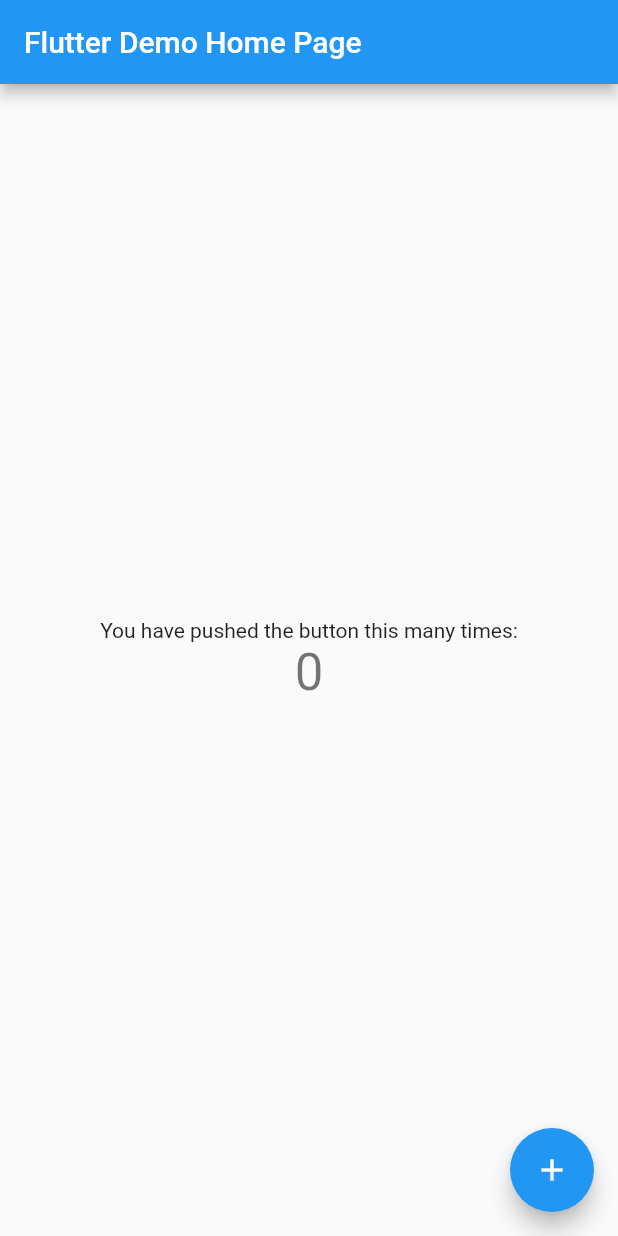
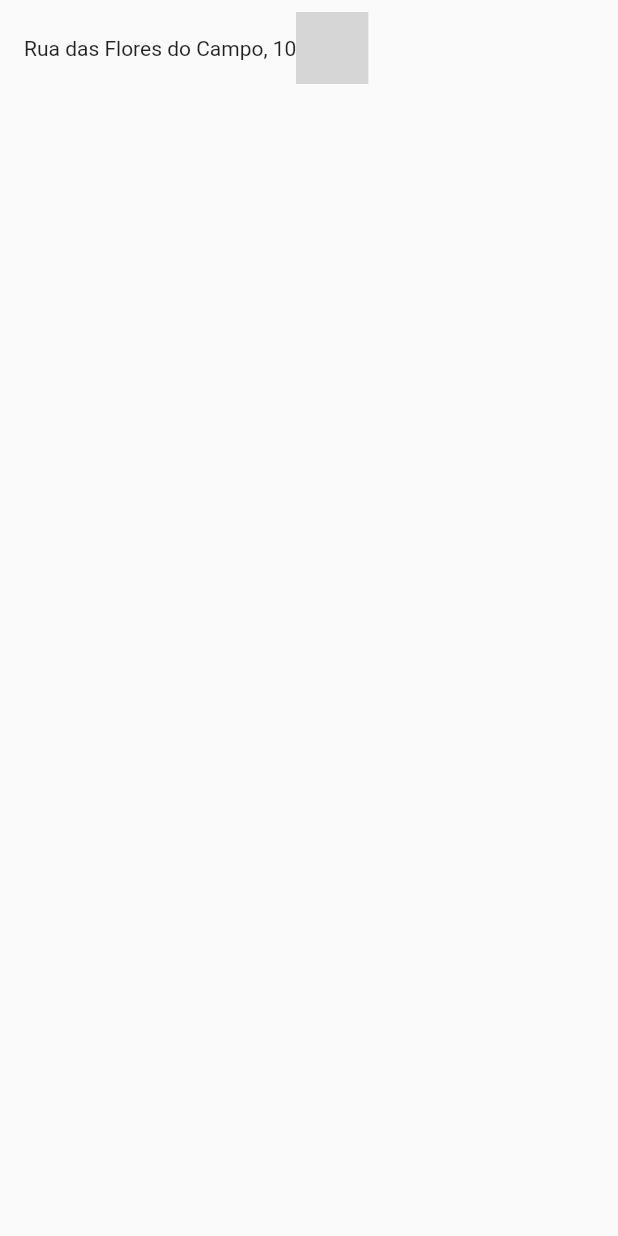
Before and after one commit to joaobaronisilva/iFood, a Flutter app: the screen it shows after launch, on a phone screen of 412 x 824 dp. Run offline on Flutter 3.47's test engine with Material 2 defaults, Android fonts, the phone set to English and light mode, and no system bars; our stand-ins replace flutter_svg; grey boxes are pictures that could not be loaded.

Commit message:
added appIcon component

```diff
--- /dev/null
+++ b/lib/app.dart
@@ -0,0 +1,11 @@
+import 'package:flutter/material.dart';
+import 'package:ifood/views/content/content_page.dart';
+
+class App extends StatelessWidget {
+  const App({Key? key}) : super(key: key);
+
+  @override
+  Widget build(BuildContext context) {
+    return ContentPage();
+  }
+}
--- /dev/null
+++ b/lib/core/theme/app_icons.dart
@@ -0,0 +1,18 @@
+import 'package:flutter/material.dart';
+import 'package:flutter_svg/flutter_svg.dart';
+
+const String pathIcons = 'assets/icons/';
+
+class AppIcons {
+  static const arrowDown = pathIcons + '${pathIcons}arrow_down.svg';
+}
+
+class AppIcon extends StatelessWidget {
+  final String icon;
+  AppIcon(this.icon);
+
+  @override
+  Widget build(BuildContext context) {
+    return SvgPicture.asset(icon);
+  }
+}
--- a/lib/main.dart
+++ b/lib/main.dart
@@ -1,113 +1,21 @@
 import 'package:flutter/material.dart';
+
+import 'app.dart';
 
 void main() {
   runApp(MyApp());
 }
 
 class MyApp extends StatelessWidget {
-  // This widget is the root of your application.
   @override
   Widget build(BuildContext context) {
     return MaterialApp(
-      title: 'Flutter Demo',
+      title: 'iFood',
+      debugShowCheckedModeBanner: false,
       theme: ThemeData(
-        // This is the theme of your application.
-        //
-        // Try running your application with "flutter run". You'll see the
-        // application has a blue toolbar. Then, without quitting the app, try
-        // changing the primarySwatch below to Colors.green and then invoke
-        // "hot reload" (press "r" in the console where you ran "flutter run",
-        // or simply save your changes to "hot reload" in a Flutter IDE).
-        // Notice that the counter didn't reset back to zero; the application
-        // is not restarted.
         primarySwatch: Colors.blue,
       ),
-      home: MyHomePage(title: 'Flutter Demo Home Page'),
+      home: App(),
     );
   }
 }
-
-class MyHomePage extends StatefulWidget {
-  MyHomePage({Key? key, required this.title}) : super(key: key);
-
-  // This widget is the home page of your application. It is stateful, meaning
-  // that it has a State object (defined below) that contains fields that affect
-  // how it looks.
-
-  // This class is the configuration for the state. It holds the values (in this
-  // case the title) provided by the parent (in this case the App widget) and
-  // used by the build method of the State. Fields in a Widget subclass are
-  // always marked "final".
-
-  final String title;
-
-  @override
-  _MyHomePageState createState() => _MyHomePageState();
-}
-
-class _MyHomePageState extends State<MyHomePage> {
-  int _counter = 0;
-
-  void _incrementCounter() {
-    setState(() {
-      // This call to setState tells the Flutter framework that something has
-      // changed in this State, which causes it to rerun the build method below
-      // so that the display can reflect the updated values. If we changed
-      // _counter without calling setState(), then the build method would not be
-      // called again, and so nothing would appear to happen.
-      _counter++;
-    });
-  }
-
-  @override
-  Widget build(BuildContext context) {
-    // This method is rerun every time setState is called, for instance as done
-    // by the _incrementCounter method above.
-    //
-    // The Flutter framework has been optimized to make rerunning build methods
-    // fast, so that you can just rebuild anything that needs updating rather
-    // than having to individually change instances of widgets.
-    return Scaffold(
-      appBar: AppBar(
-        // Here we take the value from the MyHomePage object that was created by
-        // the App.build method, and use it to set our appbar title.
-        title: Text(widget.title),
-      ),
-      body: Center(
-        // Center is a layout widget. It takes a single child and positions it
-        // in the middle of the parent.
-        child: Column(
-          // Column is also a layout widget. It takes a list of children and
-          // arranges them vertically. By default, it sizes itself to fit its
-          // children horizontally, and tries to be as tall as its parent.
-          //
-          // Invoke "debug painting" (press "p" in the console, choose the
-          // "Toggle Debug Paint" action from the Flutter Inspector in Android
-          // Studio, or the "Toggle Debug Paint" command in Visual Studio Code)
-          // to see the wireframe for each widget.
-          //
-          // Column has various properties to control how it sizes itself and
-          // how it positions its children. Here we use mainAxisAlignment to
-          // center the children vertically; the main axis here is the vertical
-          // axis because Columns are vertical (the cross axis would be
-          // horizontal).
-          mainAxisAlignment: MainAxisAlignment.center,
-          children: <Widget>[
-            Text(
-              'You have pushed the button this many times:',
-            ),
-            Text(
-              '$_counter',
-              style: Theme.of(context).textTheme.headline4,
-            ),
-          ],
-        ),
-      ),
-      floatingActionButton: FloatingActionButton(
-        onPressed: _incrementCounter,
-        tooltip: 'Increment',
-        child: Icon(Icons.add),
-      ), // This trailing comma makes auto-formatting nicer for build methods.
-    );
-  }
-}
--- /dev/null
+++ b/lib/views/content/content_page.dart
@@ -0,0 +1,36 @@
+import 'package:flutter/material.dart';
+import 'package:ifood/core/theme/app_icons.dart';
+
+class ContentPage extends StatelessWidget {
+  const ContentPage({Key? key}) : super(key: key);
+
+  @override
+  Widget build(BuildContext context) {
+    return Scaffold(
+        body: Column(
+      children: [
+        Container(
+          child: Column(children: [
+            SizedBox(
+              height: MediaQuery.of(context).padding.top,
+            ),
+            Row(
+              children: [
+                Padding(
+                  padding:
+                      const EdgeInsets.symmetric(horizontal: 16, vertical: 8),
+                  child: Row(
+                    children: [
+                      Text('Rua das Flores do Campo, 10'),
+                      AppIcon(AppIcons.arrowDown)
+                    ],
+                  ),
+                ),
+              ],
+            )
+          ]),
+        )
+      ],
+    ));
+  }
+}
```
